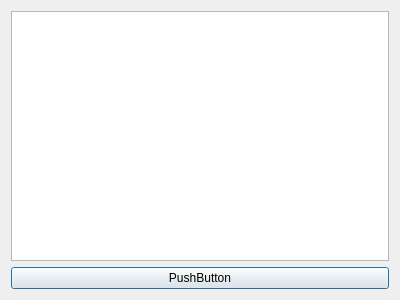
Before: the Qt Designer form OS_2/identifier.ui in Win9XCHI/Translator, drawn with Qt 5.
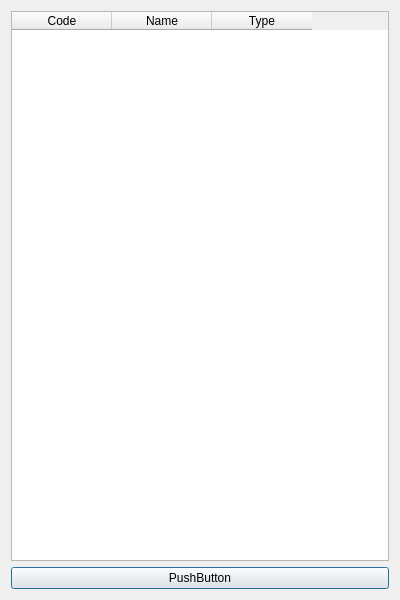
After: the same form once the commit is applied.

```diff
--- a/OS_2/identifier.ui
+++ b/OS_2/identifier.ui
@@ -7,7 +7,7 @@
     <x>0</x>
     <y>0</y>
     <width>400</width>
-    <height>300</height>
+    <height>600</height>
    </rect>
   </property>
   <property name="windowTitle">
@@ -15,7 +15,23 @@
   </property>
   <layout class="QVBoxLayout" name="verticalLayout">
    <item>
-    <widget class="QTableWidget" name="tableWidget"/>
+    <widget class="QTableWidget" name="tableWidget">
+     <column>
+      <property name="text">
+       <string>Code</string>
+      </property>
+     </column>
+     <column>
+      <property name="text">
+       <string>Name</string>
+      </property>
+     </column>
+     <column>
+      <property name="text">
+       <string>Type</string>
+      </property>
+     </column>
+    </widget>
    </item>
    <item>
     <widget class="QPushButton" name="pushButton">
```
